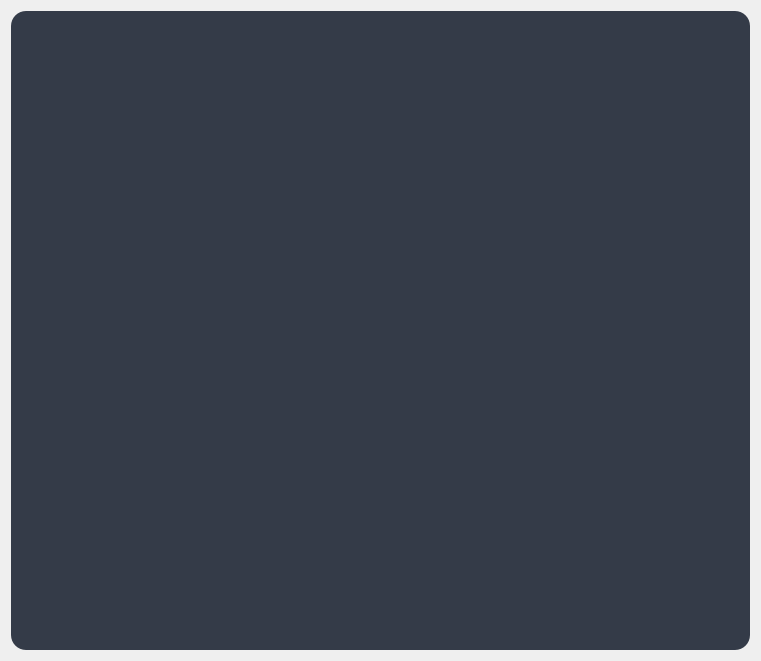
Old version of the form gui/uis/pages/main_pages.ui in the repository AlexJrDevs/CroptMedia.
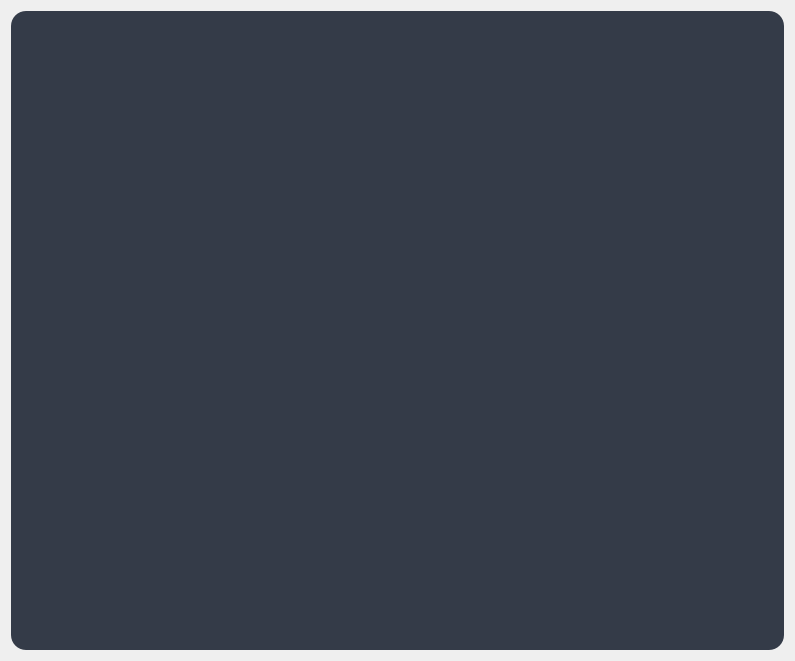
New version of the form.

```diff
--- a/gui/uis/pages/main_pages.ui
+++ b/gui/uis/pages/main_pages.ui
@@ -6,7 +6,7 @@
    <rect>
     <x>0</x>
     <y>0</y>
-    <width>761</width>
+    <width>795</width>
     <height>661</height>
    </rect>
   </property>
```
